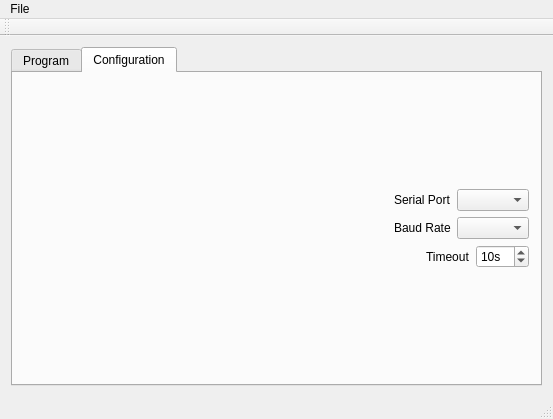
First picture: the form in guiMainWindow.ui, repository Keith969/8755prg, before the edit.
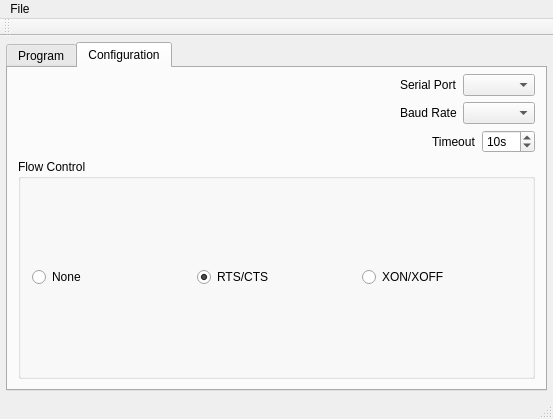
Second picture: the form after the edit. The open tabs and pages were chosen to show the change.

```diff
--- a/guiMainWindow.ui
+++ b/guiMainWindow.ui
@@ -15,6 +15,18 @@
   </property>
   <widget class="QWidget" name="centralWidget">
    <layout class="QVBoxLayout" name="verticalLayout_5">
+    <property name="leftMargin">
+     <number>6</number>
+    </property>
+    <property name="topMargin">
+     <number>6</number>
+    </property>
+    <property name="rightMargin">
+     <number>6</number>
+    </property>
+    <property name="bottomMargin">
+     <number>6</number>
+    </property>
     <item>
      <widget class="QTabWidget" name="tabWidget">
       <property name="currentIndex">
@@ -83,6 +95,18 @@
         <string>Configuration</string>
        </attribute>
        <layout class="QVBoxLayout" name="verticalLayout_2">
+        <property name="leftMargin">
+         <number>10</number>
+        </property>
+        <property name="topMargin">
+         <number>6</number>
+        </property>
+        <property name="rightMargin">
+         <number>10</number>
+        </property>
+        <property name="bottomMargin">
+         <number>10</number>
+        </property>
         <item>
          <layout class="QVBoxLayout" name="verticalLayout">
           <item>
@@ -187,6 +211,39 @@
             </item>
            </layout>
           </item>
+          <item>
+           <widget class="QGroupBox" name="groupBox">
+            <property name="title">
+             <string>Flow Control</string>
+            </property>
+            <layout class="QHBoxLayout" name="horizontalLayout_5">
+             <item>
+              <widget class="QRadioButton" name="flowNone">
+               <property name="text">
+                <string>None</string>
+               </property>
+              </widget>
+             </item>
+             <item>
+              <widget class="QRadioButton" name="flowRtsCts">
+               <property name="text">
+                <string>RTS/CTS</string>
+               </property>
+               <property name="checked">
+                <bool>true</bool>
+               </property>
+              </widget>
+             </item>
+             <item>
+              <widget class="QRadioButton" name="flowXonXoff">
+               <property name="text">
+                <string>XON/XOFF</string>
+               </property>
+              </widget>
+             </item>
+            </layout>
+           </widget>
+          </item>
          </layout>
         </item>
        </layout>
```
Left out of the diff: 33 changed lines with no effect on the pictures.
